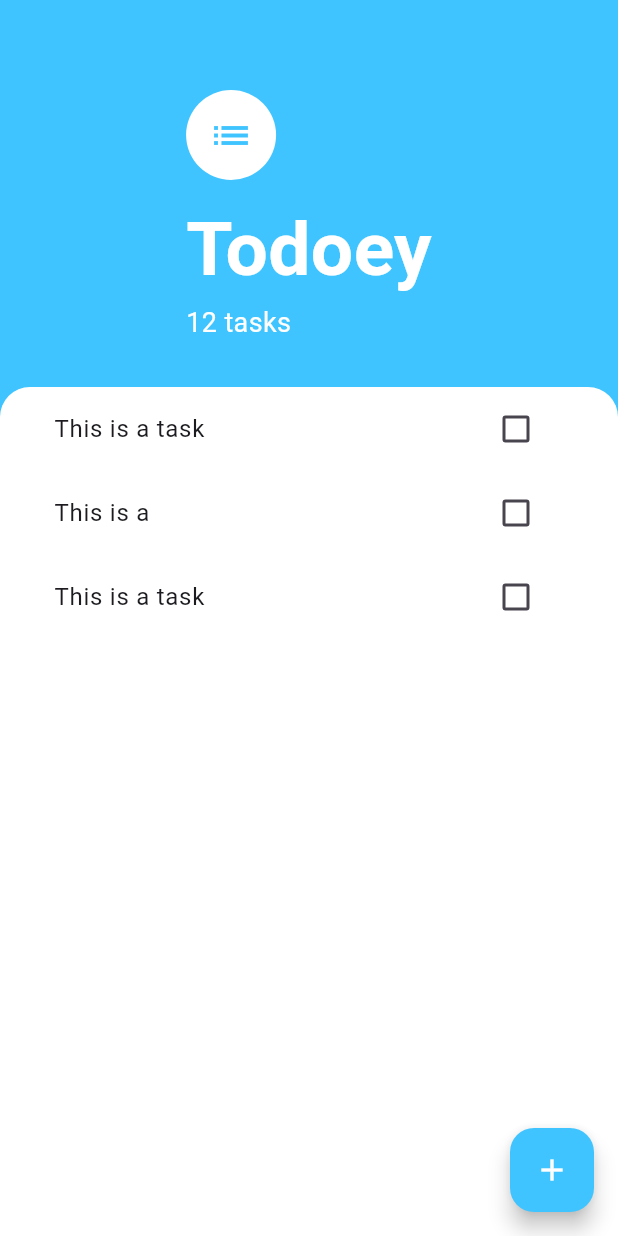
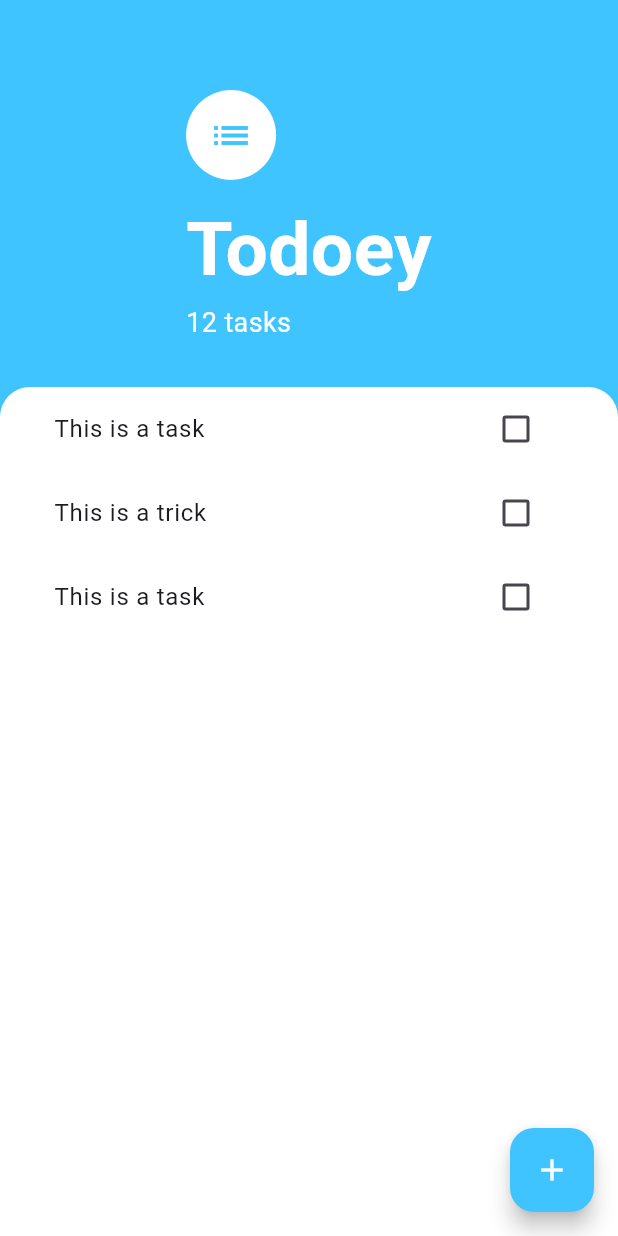
Before and after one commit to hemantwint-hey/TO-DO-LIST, a Flutter app: the screen it shows after launch, on a phone screen of 412 x 824 dp. Run offline on Flutter 3.47's test engine with Material 3 defaults, Android fonts, the phone set to English and light mode, and no system bars.

Commit message:
Initial commit

```diff
--- a/lib/screens/tasks_screen.dart
+++ b/lib/screens/tasks_screen.dart
@@ -63,7 +63,7 @@ class TasksScreen extends StatelessWidget {
                     trailing: Checkbox(value: false,  onChanged: (bool? value) {}, ),
                   ),
                   ListTile(
-                    title: Text('This is a '),
+                    title: Text('This is a trick'),
                     trailing: Checkbox(value: false,  onChanged: (bool? value) {}, ),
                   ),
                   ListTile(
```
